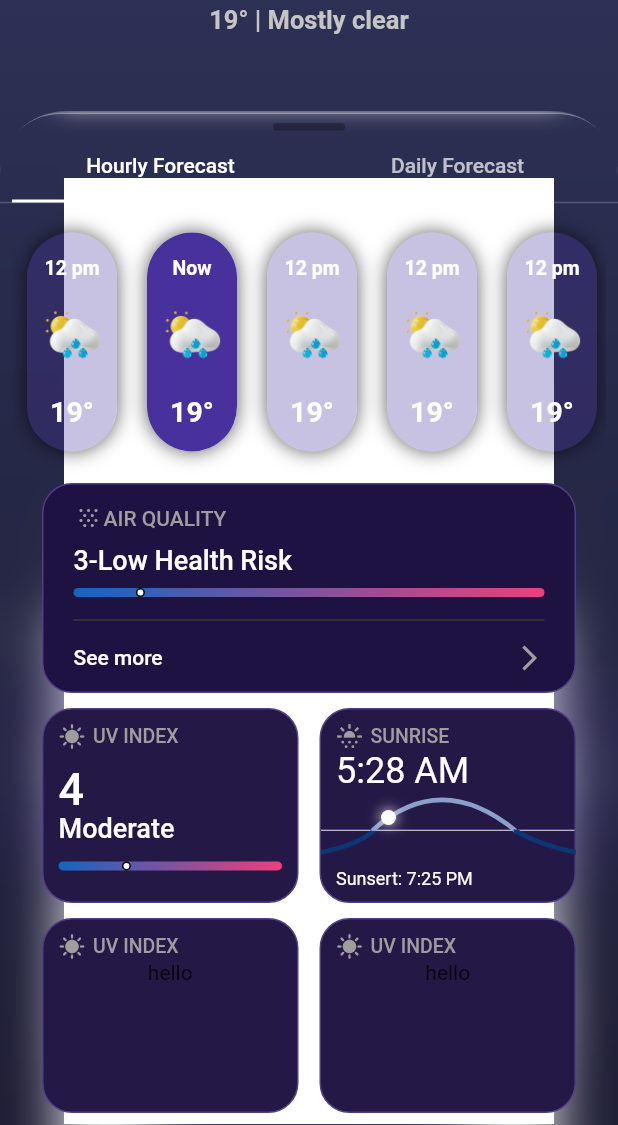
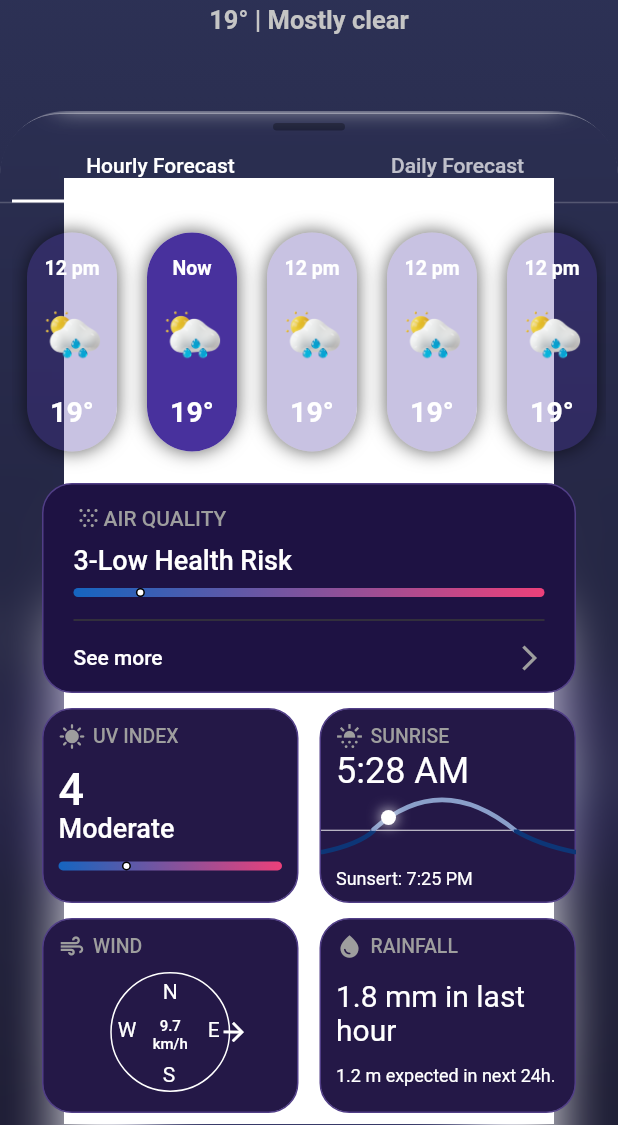
Before and after one commit to Sanjarbek17/weather_app, a Flutter app: the screen it shows after launch, item 2 of the bottom bar chosen, on a phone screen of 412 x 824 dp, the part 111-1236 px from its top. Run offline on Flutter 3.47's test engine with Material 2 defaults, Android fonts, the phone set to English and light mode, and no system bars; drawn by our look-alikes of blurrycontainer; our stand-ins replace flutter_svg.

Commit message:
compass added

```diff
--- a/lib/screens/forecast_screen.dart
+++ b/lib/screens/forecast_screen.dart
@@ -1,3 +1,5 @@
+import 'dart:math';
+
 import 'package:blurrycontainer/blurrycontainer.dart';
 import 'package:flutter/material.dart';
 import 'package:weather_app/paints/sunny_painter.dart';
@@ -14,8 +16,8 @@ class ForecastPage extends StatefulWidget {
 }
 
 class _ForecastPageState extends State<ForecastPage> {
-  double width = 150;
-  double height = 40;
+  final double width = 150;
+  final double height = 40;
 
   @override
   Widget build(BuildContext context) {
@@ -174,12 +176,73 @@ class _ForecastPageState extends State<ForecastPage> {
                     children: [
                       customCards(
                         context,
-                        title: 'UV INDEX',
-                        icon: Icons.sunny,
-                        child: const Text('hello'),
+                        title: 'WIND',
+                        icon: Icons.air_outlined,
+                        child: Center(
+                            child: Stack(
+                          children: [
+                            Container(
+                              width: 80,
+                              height: 80,
+                              decoration: BoxDecoration(
+                                borderRadius: BorderRadius.circular(50),
+                                color: Colors.transparent,
+                                border: Border.all(color: Colors.white, width: 1),
+                              ),
+                            ),
+                            const Positioned(
+                              left: 35,
+                              top: 5,
+                              child: Text('N', style: TextStyle(color: Colors.white)),
+                            ),
+                            const Positioned(
+                              top: 30,
+                              left: 65,
+                              child: Text('E', style: TextStyle(color: Colors.white)),
+                            ),
+                            const Positioned(
+                              top: 30,
+                              left: 5,
+                              child: Text('W', style: TextStyle(color: Colors.white)),
+                            ),
+                            const Positioned(
+                              top: 60,
+                              left: 35,
+                              child: Text('S', style: TextStyle(color: Colors.white)),
+                            ),
+                            const Positioned(
+                              top: 30,
+                              left: 25,
+                              child: SizedBox(
+                                width: 30,
+                                height: 30,
+                                child: Text('9.7 km/h',
+                                    style: TextStyle(
+                                      color: Colors.white,
+                                      fontSize: 10,
+                                      fontWeight: FontWeight.w500,
+                                    ),
+                                    textAlign: TextAlign.center),
+                              ),
+                            ),
+                            Positioned(child: Transform.rotate(angle: pi - pi / 4, origin: const Offset(30, 30), child: Transform.rotate(angle: 0.8, child: const Icon(Icons.arrow_back_outlined, size: 20, color: Colors.white)))),
+                          ],
+                        )),
                       ),
                       // const SizedBox(width: 20),
-                      customCards(context, title: 'UV INDEX', icon: Icons.sunny, child: const Text('hello')),
+                      customCards(
+                        context,
+                        title: 'RAINFALL',
+                        icon: Icons.water_drop,
+                        child: const Column(
+                          crossAxisAlignment: CrossAxisAlignment.start,
+                          mainAxisAlignment: MainAxisAlignment.spaceEvenly,
+                          children: [
+                            Text('1.8 mm in last hour', style: TextStyle(fontSize: 20, color: Colors.white)),
+                            Text('1.2 m expected in next 24h.', style: TextStyle(fontSize: 12, color: Colors.white)),
+                          ],
+                        ),
+                      ),
                     ],
                   ),
                 ],
```
